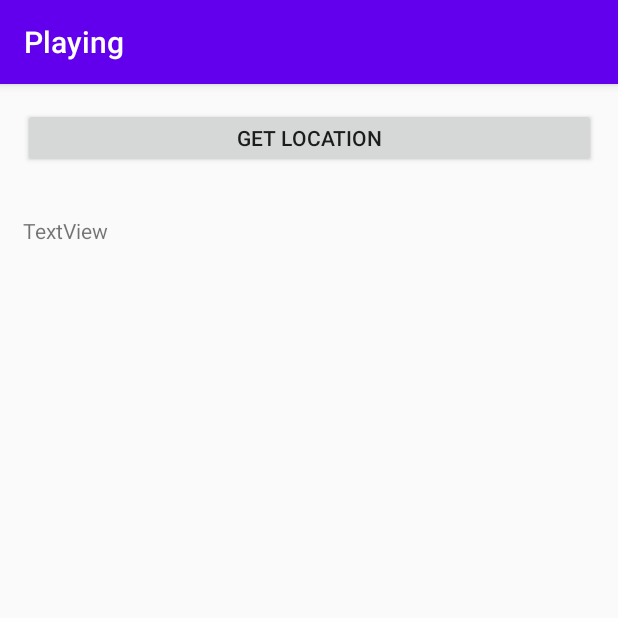
After one commit to lux-coder/Playing, an Android app: the Main2Activity screen opened directly, with no data from a screen before it, on a phone screen of 412 x 824 dp, the top half of it. The commit adds this screen. Run offline under Robolectric (Android 15) with nearby library versions, the phone set to English and light mode, and no system bars.

Commit message:
Implemented getting location via gps and network

```diff
--- a/app/build.gradle
+++ b/app/build.gradle
@@ -34,4 +34,5 @@ dependencies {
     testImplementation 'junit:junit:4.12'
     androidTestImplementation 'androidx.test.ext:junit:1.1.1'
     androidTestImplementation 'androidx.test.espresso:espresso-core:3.2.0'
+    implementation 'com.google.android.gms:play-services-maps:17.0.0'
 }
--- a/app/src/main/AndroidManifest.xml
+++ b/app/src/main/AndroidManifest.xml
@@ -1,6 +1,10 @@
 <?xml version="1.0" encoding="utf-8"?>
 <manifest xmlns:android="http://schemas.android.com/apk/res/android"
     package="com.example.playing">
+
+    <uses-permission android:name="android.permission.INTERNET"/>
+    <uses-permission android:name="android.permission.ACCESS_FINE_LOCATION" />
+    <uses-permission android:name="android.permission.ACCESS_COARSE_LOCATION"/>
 
     <application
         android:allowBackup="true"
@@ -9,6 +13,7 @@
         android:roundIcon="@mipmap/ic_launcher_round"
         android:supportsRtl="true"
         android:theme="@style/AppTheme">
+        <activity android:name=".Main2Activity"></activity>
         <activity android:name=".MainActivity">
             <intent-filter>
                 <action android:name="android.intent.action.MAIN" />
--- /dev/null
+++ b/app/src/main/res/layout/activity_main2.xml
@@ -0,0 +1,35 @@
+<?xml version="1.0" encoding="utf-8"?>
+<androidx.constraintlayout.widget.ConstraintLayout xmlns:android="http://schemas.android.com/apk/res/android"
+    xmlns:app="http://schemas.android.com/apk/res-auto"
+    xmlns:tools="http://schemas.android.com/tools"
+    android:layout_width="match_parent"
+    android:layout_height="match_parent"
+    tools:context=".Main2Activity">
+
+    <Button
+        android:id="@+id/btn_get_location"
+        android:layout_width="382dp"
+        android:layout_height="40dp"
+        android:layout_marginStart="16dp"
+        android:layout_marginTop="16dp"
+        android:layout_marginEnd="16dp"
+        android:padding="10dp"
+        android:text="@string/get_location"
+        app:layout_constraintEnd_toEndOf="parent"
+        app:layout_constraintStart_toStartOf="parent"
+        app:layout_constraintTop_toTopOf="parent" />
+
+    <TextView
+        android:id="@+id/tv_result"
+        android:layout_width="382dp"
+        android:layout_height="0dp"
+        android:layout_marginStart="16dp"
+        android:layout_marginTop="32dp"
+        android:layout_marginEnd="16dp"
+        android:text="@string/textview"
+        app:layout_constraintBottom_toBottomOf="parent"
+        app:layout_constraintEnd_toEndOf="parent"
+        app:layout_constraintStart_toStartOf="parent"
+        app:layout_constraintTop_toBottomOf="@+id/btn_get_location" />
+
+</androidx.constraintlayout.widget.ConstraintLayout>
--- a/app/src/main/res/values/strings.xml
+++ b/app/src/main/res/values/strings.xml
@@ -2,6 +2,10 @@
     <string name="app_name">Playing</string>
     <string name="name">Name</string>
     <string name="textview">TextView</string>
-    <string name="gues_what">gues what</string>
+    <string name="guess_what">guess what</string>
     <string name="button">Button</string>
+    <string name="go_next">Go next</string>
+    <string name="go_back">Go back</string>
+    <string name="get_location">Get Location</string>
+    <string name="tv_result">TextView</string>
 </resources>
--- a/build.gradle
+++ b/build.gradle
@@ -8,7 +8,7 @@ buildscript {
 
     }
     dependencies {
-        classpath 'com.android.tools.build:gradle:3.6.1'
+        classpath 'com.android.tools.build:gradle:3.6.2'
         classpath "org.jetbrains.kotlin:kotlin-gradle-plugin:$kotlin_version"
 
         // NOTE: Do not place your application dependencies here; they belong
```
Also changed, not shown: app/src/main/java/com/example/playing/Main2Activity.kt (added, +194 -0 lines), app/src/main/java/com/example/playing/MainActivity.kt (+7 -0 lines), app/src/main/res/layout/new_layout.xml (+14 -5 lines).
